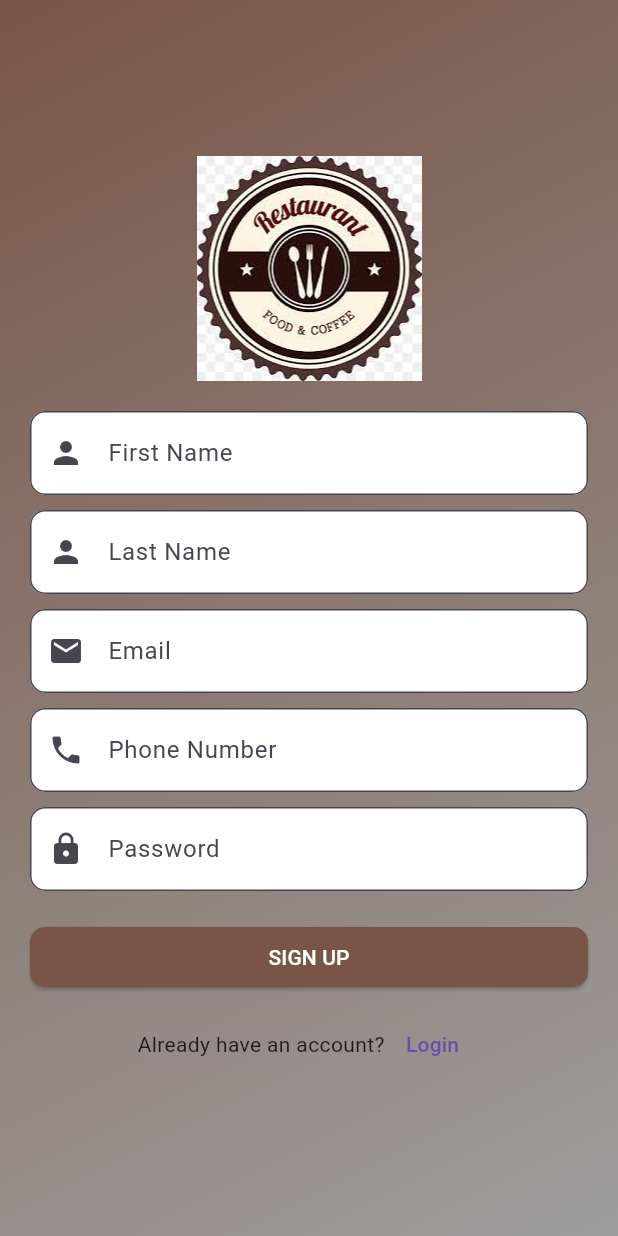
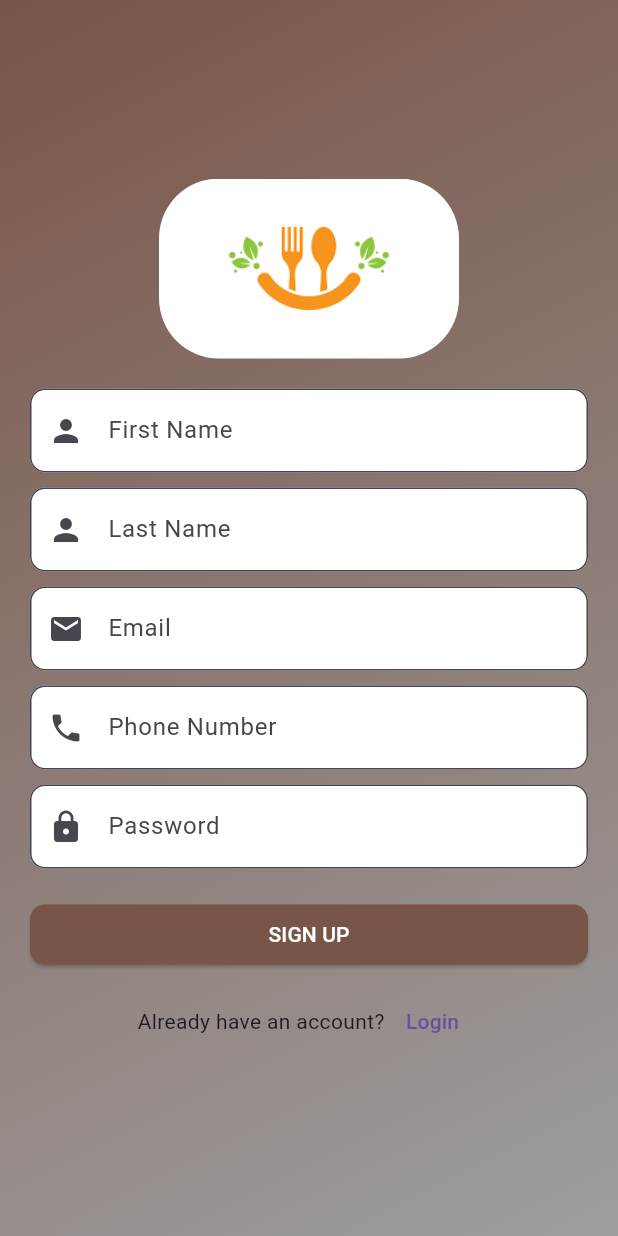
Before and after one commit to esramukaddescetin/flutter-Restaurant-App, a Flutter app: the RegisterScreen screen opened by its route, on a phone screen of 412 x 824 dp. Run offline on Flutter 3.47's test engine with Material 3 defaults, Android fonts, the phone set to English and light mode, and no system bars; our stand-ins replace cloud_firestore, firebase_auth, firebase_core, fluttertoast, get_it; accounts and stored records are empty.

Commit message:
arrangements have been made

```diff
--- /dev/null
+++ b/lib/phone_input_formatter.dart
@@ -0,0 +1,34 @@
+import 'package:flutter/services.dart';
+
+class PhoneInputFormatter extends TextInputFormatter {
+  @override
+  TextEditingValue formatEditUpdate(
+      TextEditingValue oldValue, TextEditingValue newValue) {
+    String newText = newValue.text;
+    if (newText.length > 10) {
+      newText = newText.substring(0, 10);
+    }
+    if (newText.length == 0) {
+      return TextEditingValue();
+    }
+    StringBuffer newTextBuffer = StringBuffer();
+    newTextBuffer.write('(');
+    newTextBuffer.write(newText.substring(0, 3));
+    newTextBuffer.write(') ');
+    if (newText.length > 3) {
+      newTextBuffer.write(newText.substring(3, 6));
+      newTextBuffer.write('-');
+    }
+    if (newText.length > 6) {
+      newTextBuffer.write(newText.substring(6, 8));
+      newTextBuffer.write('-');
+    }
+    if (newText.length > 8) {
+      newTextBuffer.write(newText.substring(8, 10));
+    }
+    return TextEditingValue(
+      text: newTextBuffer.toString(),
+      selection: TextSelection.collapsed(offset: newTextBuffer.length),
+    );
+  }
+}
--- a/lib/screens/login_page.dart
+++ b/lib/screens/login_page.dart
@@ -103,7 +103,7 @@ class LoginPage extends StatelessWidget {
                               .get<AuthService>()
                               .signIn(context, _tEmail.text, _tPassword.text);
 
-                          Navigator.pushNamed(context, '/quickrequestsPage');
+                          Navigator.pushNamed(context, '/tableNumberPage');
                         },
                         child: Padding(
                           padding: const EdgeInsets.symmetric(vertical: 16.0),
--- a/lib/screens/reservation_page.dart
+++ b/lib/screens/reservation_page.dart
@@ -2,6 +2,8 @@
 import 'package:flutter/material.dart';
 import 'package:flutter/services.dart';
 import 'package:restaurant_app/utils/my_widgets.dart';
+
+import '../phone_input_formatter.dart';
 //import 'package:omni_datetime_picker/omni_datetime_picker.dart';
 
 class ReservationPage extends StatefulWidget {
@@ -148,36 +150,3 @@ void main() {
     home: ReservationPage(),
   ));
 }
-
-class PhoneInputFormatter extends TextInputFormatter {
-  @override
-  TextEditingValue formatEditUpdate(
-      TextEditingValue oldValue, TextEditingValue newValue) {
-    String newText = newValue.text;
-    if (newText.length > 10) {
-      newText = newText.substring(0, 10);
-    }
-    if (newText.length == 0) {
-      return TextEditingValue();
-    }
-    StringBuffer newTextBuffer = StringBuffer();
-    newTextBuffer.write('(');
-    newTextBuffer.write(newText.substring(0, 3));
-    newTextBuffer.write(') ');
-    if (newText.length > 3) {
-      newTextBuffer.write(newText.substring(3, 6));
-      newTextBuffer.write('-');
-    }
-    if (newText.length > 6) {
-      newTextBuffer.write(newText.substring(6, 8));
-      newTextBuffer.write('-');
-    }
-    if (newText.length > 8) {
-      newTextBuffer.write(newText.substring(8, 10));
-    }
-    return TextEditingValue(
-      text: newTextBuffer.toString(),
-      selection: TextSelection.collapsed(offset: newTextBuffer.length),
-    );
-  }
-}
--- a/lib/screens/signup.dart
+++ b/lib/screens/signup.dart
@@ -1,7 +1,10 @@
 import 'package:flutter/material.dart';
+import 'package:flutter/services.dart';
 import 'package:restaurant_app/services/provider/auth_service.dart';
 import 'package:restaurant_app/utils/locator.dart';
 import 'package:restaurant_app/utils/my_widgets.dart';
+
+import '../phone_input_formatter.dart';
 
 void main() {
   runApp(MyApp());
@@ -61,9 +64,14 @@ class RegisterScreen extends StatelessWidget {
                 mainAxisAlignment: MainAxisAlignment.center,
                 crossAxisAlignment: CrossAxisAlignment.center,
                 children: [
-                  Image.asset(
-                    'assets/images/restaurant_logo.jpg',
-                    width: 150,
+                  ClipRRect(
+                    borderRadius: BorderRadius.circular(40), // Köşe yarıçapı
+                    child: Image.asset(
+                      'assets/images/restaurant.png',
+                      width: 200,
+                      height: 120,
+                      fit: BoxFit.cover, // Resmin boyutlandırma şekli
+                    ),
                   ),
                   SizedBox(height: 20),
                   inputField(
@@ -96,10 +104,25 @@ class RegisterScreen extends StatelessWidget {
                     'Email',
                   ),
                   SizedBox(height: 10),
-                  inputField(
-                    _tPhone,
-                    Icons.phone,
-                    'Phone Number',
+                  TextFormField(
+                    controller: _tPhone,
+                    keyboardType: TextInputType.phone,
+                    inputFormatters: [
+                      FilteringTextInputFormatter.digitsOnly,
+                      LengthLimitingTextInputFormatter(10),
+                      PhoneInputFormatter(),
+                    ],
+                    decoration: InputDecoration(
+                      prefixIcon: Icon(
+                        Icons.phone,
+                      ),
+                      hintText: 'Phone Number',
+                      filled: true,
+                      fillColor: Colors.white,
+                      border: OutlineInputBorder(
+                        borderRadius: BorderRadius.circular(10.0),
+                      ),
+                    ),
                   ),
                   SizedBox(height: 10),
                   inputField(
@@ -118,7 +141,7 @@ class RegisterScreen extends StatelessWidget {
                             email: _tEmail.text,
                             phone: int.parse(_tPhone.text),
                             password: _tPassword.text);
-                        //   Navigator.pushNamed(context, '/quickrequestsPage');
+                        //   Navigator.pushNamed(context, '/tableNumberPage');
                       },
                       child: Text('SIGN UP',
                           style: TextStyle(color: Colors.white)),
```
Also changed, not shown: assets/images/customer.jpg (added), assets/images/waiter2.jpg (added).
